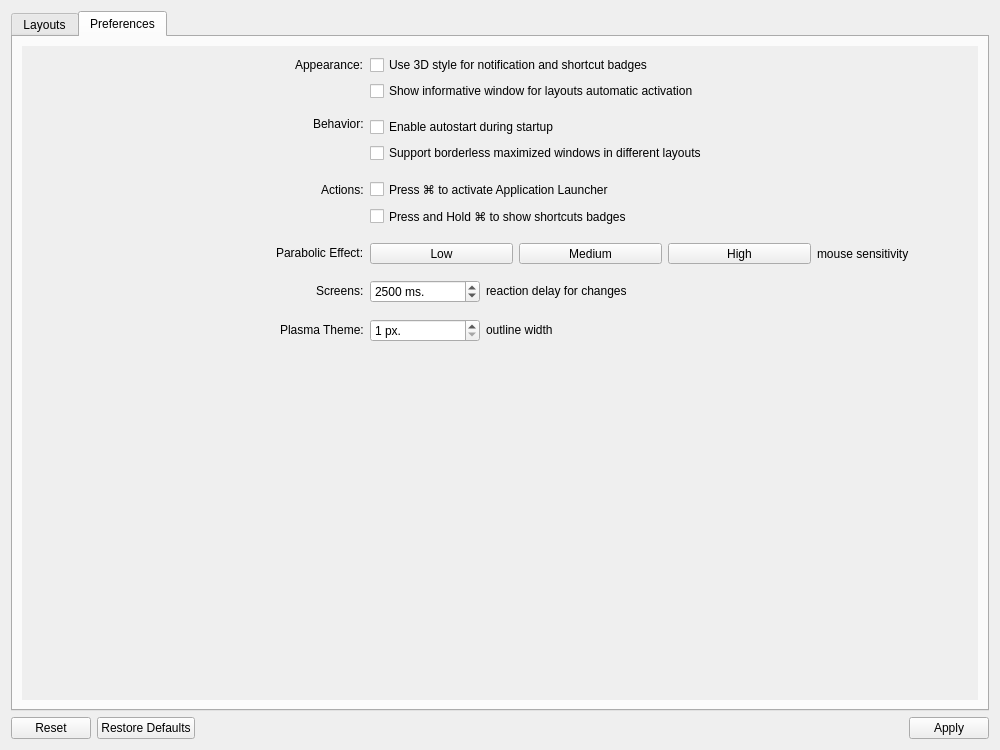
The window that app/settings/dialogs/settingsdialog.ui (KDE/latte-dock) describes before a commit, drawn with Qt 5.
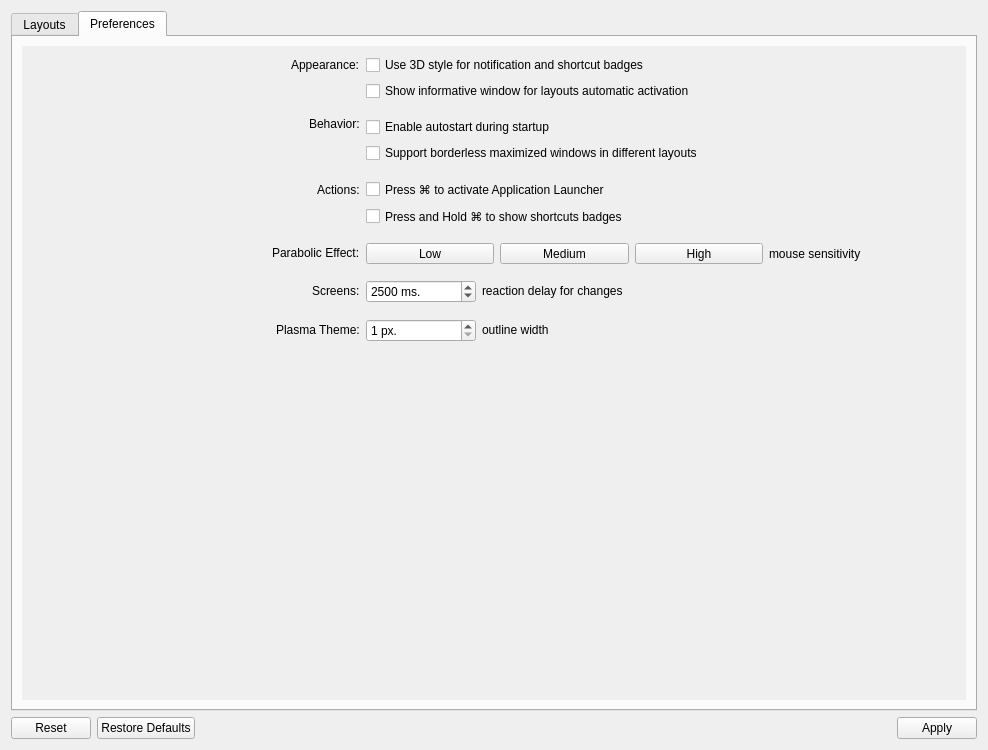
The same window after the commit. Icons and pictures are not drawn. Custom widgets are drawn as their Qt base class.

Commit message: set maximum values for mouse sensitivity buttons

```diff
--- a/app/settings/dialogs/settingsdialog.ui
+++ b/app/settings/dialogs/settingsdialog.ui
@@ -6,7 +6,7 @@
    <rect>
     <x>0</x>
     <y>0</y>
-    <width>1000</width>
+    <width>988</width>
     <height>750</height>
    </rect>
   </property>
@@ -504,7 +504,7 @@
            <rect>
             <x>0</x>
             <y>0</y>
-            <width>965</width>
+            <width>953</width>
             <height>375</height>
            </rect>
           </property>
@@ -522,11 +522,17 @@
                <item>
                 <widget class="QToolButton" name="lowSensitivityBtn">
                  <property name="sizePolicy">
-                  <sizepolicy hsizetype="Expanding" vsizetype="Fixed">
+                  <sizepolicy hsizetype="Preferred" vsizetype="Fixed">
                    <horstretch>0</horstretch>
                    <verstretch>0</verstretch>
                   </sizepolicy>
                  </property>
+                 <property name="maximumSize">
+                  <size>
+                   <width>150</width>
+                   <height>16777215</height>
+                  </size>
+                 </property>
                  <property name="toolTip">
                   <string>Low sensitivity for parabolic effect (low cpu usage and performance)</string>
                  </property>
@@ -541,11 +547,17 @@
                <item>
                 <widget class="QToolButton" name="mediumSensitivityBtn">
                  <property name="sizePolicy">
-                  <sizepolicy hsizetype="Expanding" vsizetype="Fixed">
+                  <sizepolicy hsizetype="Preferred" vsizetype="Fixed">
                    <horstretch>0</horstretch>
                    <verstretch>0</verstretch>
                   </sizepolicy>
                  </property>
+                 <property name="maximumSize">
+                  <size>
+                   <width>150</width>
+                   <height>16777215</height>
+                  </size>
+                 </property>
                  <property name="toolTip">
                   <string>Medium sensitivity for parabolic effect (normal cpu usage and performance)</string>
                  </property>
@@ -560,11 +572,17 @@
                <item>
                 <widget class="QToolButton" name="highSensitivityBtn">
                  <property name="sizePolicy">
-                  <sizepolicy hsizetype="Expanding" vsizetype="Fixed">
+                  <sizepolicy hsizetype="Preferred" vsizetype="Fixed">
                    <horstretch>0</horstretch>
                    <verstretch>0</verstretch>
                   </sizepolicy>
                  </property>
+                 <property name="maximumSize">
+                  <size>
+                   <width>150</width>
+                   <height>16777215</height>
+                  </size>
+                 </property>
                  <property name="toolTip">
                   <string>High sensitivity for parabolic effect (high cpu usage and performance)</string>
                  </property>
```
